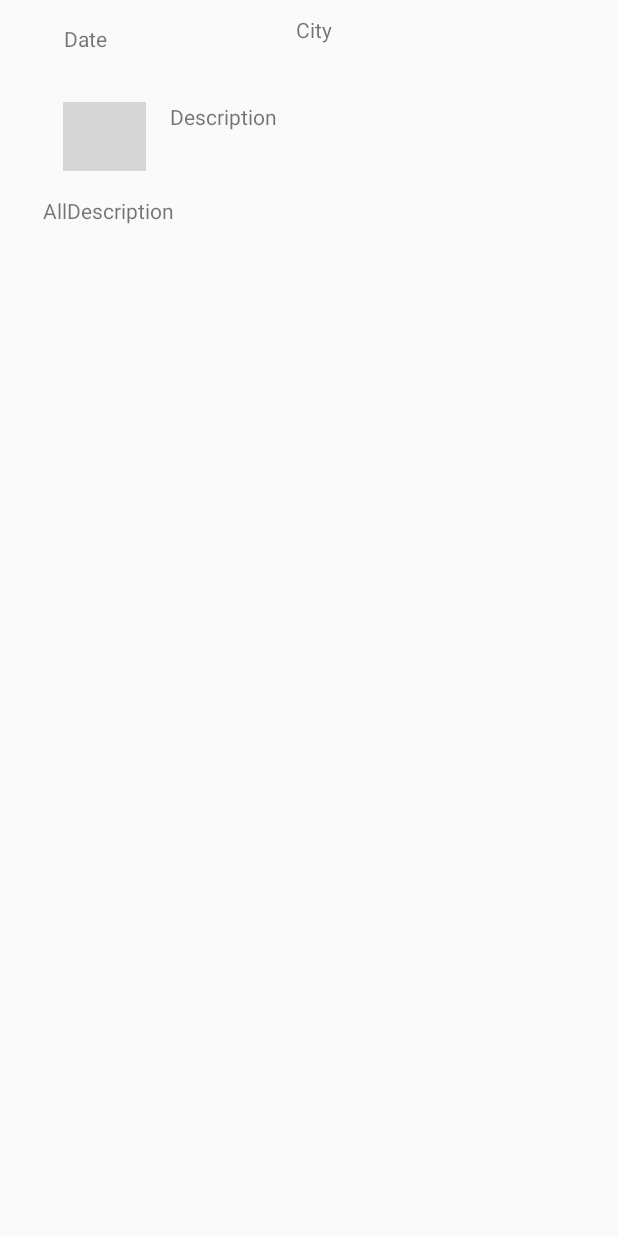
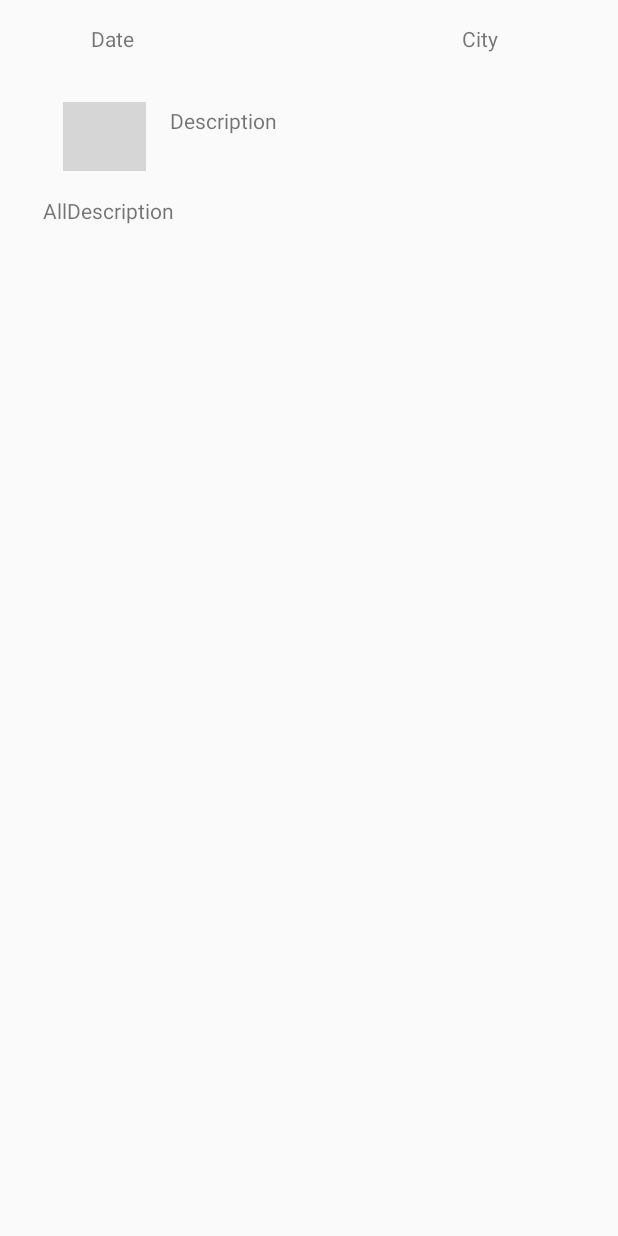
Before and after one commit to AlenaSandul/The-weather, an Android app: the layout weather_description_list.xml on its own in the app's theme, with its tools: preview values and no code run, on a phone screen of 412 x 824 dp. Run offline under Robolectric (Android 15) with nearby library versions, the phone set to English and light mode, and no system bars; grey boxes are pictures that could not be loaded.

Commit message:
add date

```diff
--- a/app/src/main/java/com/example/the_weather/AdapterDescriptionWeather.java
+++ b/app/src/main/java/com/example/the_weather/AdapterDescriptionWeather.java
@@ -40,11 +40,12 @@ public class AdapterDescriptionWeather extends RecyclerView.Adapter<AdapterDescr
         holder.cityName.setText(detailedWeathers.get(position).getCityName());
         holder.description.setText(detailedWeathers.get(position).getDescription());
         String url = "https://openweathermap.org/img/wn/"+detailedWeathers.get(position).getIcon()+"@2x.png";
+        holder.date.setText(detailedWeathers.get(position).getDate());
         Picasso.get().load(url).into(holder.icon);
         int temp = detailedWeathers.get(position).getTemperature();
         int hum  = detailedWeathers.get(position).getHumidity();
         double win = detailedWeathers.get(position).getWind();
-        holder.allDescription.setText("Темп: "+temp+" "+"Влажн: "+hum+" "+"Ветер: "+win+"м/с");
+        holder.allDescription.setText("Темп: "+temp+"     "+"Влажн: "+hum+"%"+"     "+"Ветер: "+win+"м/с");
 
 
     }
--- a/app/src/main/java/com/example/the_weather/SecondActivity.java
+++ b/app/src/main/java/com/example/the_weather/SecondActivity.java
@@ -64,6 +64,7 @@ public class SecondActivity extends AppCompatActivity {
                         JSONObject city = jsonObject.getJSONObject("city");
                         String cityName = city.getString("name");
 
+
                         for (int i = 0; i <jsArray.length() ; i++) {
                             JSONObject secondJson = jsArray.getJSONObject(i);
                             JSONObject main = secondJson.getJSONObject("main");
@@ -76,12 +77,12 @@ public class SecondActivity extends AppCompatActivity {
                             JSONObject weatherAll = (JSONObject) weather.get(0);
                             String icon = weatherAll.getString("icon");
                             String description = weatherAll.getString("description");
+                            String date = secondJson.getString("dt_txt");
 
-                           String dt_txt = secondJson.getString("dt_txt");
 
                            DetailedWeather detailedWeather = new DetailedWeather();
                            detailedWeather.setCityName(cityName);
-                           detailedWeather.setDate(dt_txt);
+                           detailedWeather.setDate(date);
                            detailedWeather.setDescription(description);
                            detailedWeather.setHumidity(humidity);
                            detailedWeather.setTemperature((int) temperature);
--- a/app/src/main/res/layout/activity_second.xml
+++ b/app/src/main/res/layout/activity_second.xml
@@ -4,6 +4,7 @@
     xmlns:tools="http://schemas.android.com/tools"
     android:layout_width="match_parent"
     android:layout_height="match_parent"
+    android:background="@color/colorPrimary"
     tools:context=".SecondActivity">
 
     <androidx.recyclerview.widget.RecyclerView
--- a/app/src/main/res/layout/weather_description_list.xml
+++ b/app/src/main/res/layout/weather_description_list.xml
@@ -10,11 +10,11 @@
         android:id="@+id/date"
         android:layout_width="wrap_content"
         android:layout_height="wrap_content"
-        android:layout_marginStart="27dp"
+        android:layout_marginStart="60dp"
         android:layout_marginTop="16dp"
-        android:layout_marginEnd="325dp"
         android:text="Date"
         app:layout_constraintEnd_toEndOf="parent"
+        app:layout_constraintHorizontal_bias="0.003"
         app:layout_constraintStart_toStartOf="parent"
         app:layout_constraintTop_toTopOf="parent" />
 
@@ -56,12 +56,12 @@
         android:id="@+id/city_name"
         android:layout_width="wrap_content"
         android:layout_height="wrap_content"
-        android:layout_marginStart="101dp"
-        android:layout_marginTop="10dp"
-        android:layout_marginEnd="166dp"
-        android:layout_marginBottom="13dp"
+        android:layout_marginStart="120dp"
+        android:layout_marginTop="16dp"
+        android:layout_marginEnd="80dp"
         android:text="City"
         app:layout_constraintEnd_toEndOf="parent"
+        app:layout_constraintHorizontal_bias="1.0"
         app:layout_constraintStart_toEndOf="@+id/date"
         app:layout_constraintTop_toTopOf="parent" />
 </androidx.constraintlayout.widget.ConstraintLayout>
```
